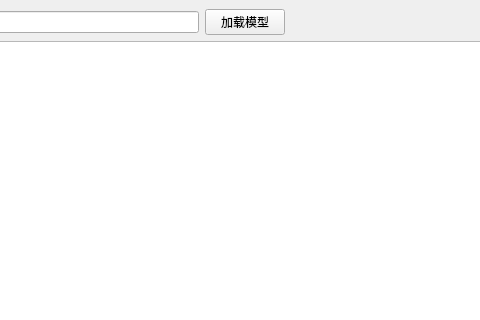
kaluo666/QtLlamaChat, file src/MainWindow.ui: the form before one commit; both pictures show x 144 to 624 and y 0 to 320 of the 771 by 476 pixel window.
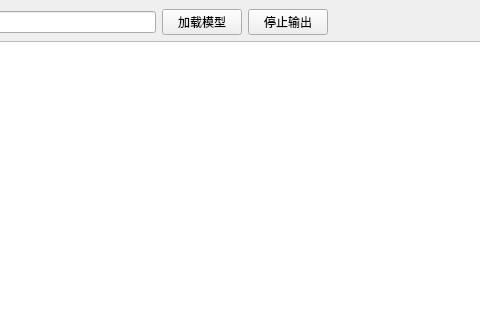
The form after the commit.

Commit message: 增加停止输出+上下文优化。解决输出多余重复内容。

Patch:
```diff
--- a/src/MainWindow.ui
+++ b/src/MainWindow.ui
@@ -31,6 +31,13 @@
         </property>
        </widget>
       </item>
+      <item>
+       <widget class="QPushButton" name="stopPushButton_3">
+        <property name="text">
+         <string>停止输出</string>
+        </property>
+       </widget>
+      </item>
       <item>
        <spacer name="horizontalSpacer">
         <property name="orientation">
```
Left out of the diff: 4 changed lines with no effect on the pictures. The commit also changes 7 other files.
